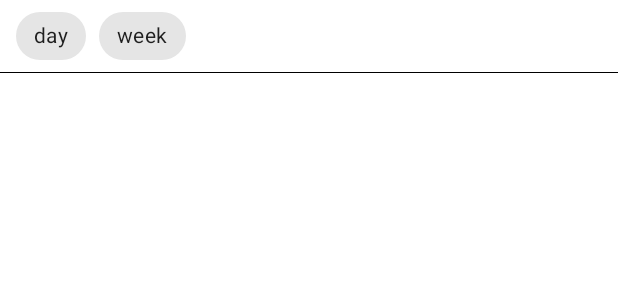
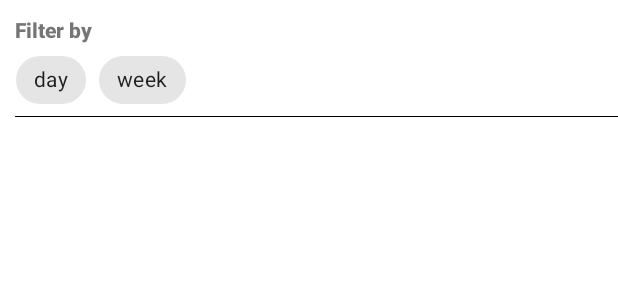
Before and after one commit to boopalan045/Themoviedb, an Android app: the layout filter_bottom_sheet_content.xml on its own in the app's theme, with its tools: preview values and no code run, on a phone screen of 412 x 824 dp. Shown: the top 300 px of the screen. Run offline under Robolectric (Android 15) with nearby library versions, the phone set to English and light mode, and no system bars.

```diff
--- a/app/src/main/java/com/asustug/themoviedb/ui/bottom_sheet/FilterBottomSheet.kt
+++ b/app/src/main/java/com/asustug/themoviedb/ui/bottom_sheet/FilterBottomSheet.kt
@@ -4,13 +4,8 @@ import android.os.Bundle
 import android.view.LayoutInflater
 import android.view.View
 import android.view.ViewGroup
-import android.widget.RadioButton
-import android.widget.RadioGroup
-import android.widget.Toast
 import com.asustug.themoviedb.R
-import com.asustug.themoviedb.ui.MainActivity.CLASSIFY.finalData
 import com.google.android.material.bottomsheet.BottomSheetDialogFragment
-import com.google.android.material.chip.Chip
 import com.google.android.material.chip.ChipGroup
 
 
--- a/app/src/main/java/com/asustug/themoviedb/ui/MainViewModel.kt
+++ b/app/src/main/java/com/asustug/themoviedb/ui/movielist/MainViewModel.kt
@@ -1,4 +1,4 @@
-package com.asustug.themoviedb.ui
+package com.asustug.themoviedb.ui.movielist
 
 import androidx.lifecycle.MutableLiveData
 import androidx.lifecycle.ViewModel
--- a/app/src/main/java/com/asustug/themoviedb/ui/paging/MoviePagingSource.kt
+++ b/app/src/main/java/com/asustug/themoviedb/ui/paging/MoviePagingSource.kt
@@ -4,7 +4,7 @@ import androidx.paging.PagingSource
 import androidx.paging.PagingState
 import com.asustug.themoviedb.data.model.Movie
 import com.asustug.themoviedb.repositories.ApiRepository
-import com.asustug.themoviedb.ui.MainActivity
+import com.asustug.themoviedb.ui.movielist.MainActivity
 import com.asustug.themoviedb.utils.Utils
 import javax.inject.Inject
 
--- a/app/src/main/java/com/asustug/themoviedb/utils/ViewModelFactory.kt
+++ b/app/src/main/java/com/asustug/themoviedb/utils/ViewModelFactory.kt
@@ -3,7 +3,7 @@ package com.asustug.themoviedb.utils
 import androidx.lifecycle.ViewModel
 import androidx.lifecycle.ViewModelProvider
 import com.asustug.themoviedb.repositories.ApiRepository
-import com.asustug.themoviedb.ui.MainViewModel
+import com.asustug.themoviedb.ui.movielist.MainViewModel
 
 class ViewModelFactory(private val apiHelper: ApiRepository) : ViewModelProvider.Factory {
 
--- a/app/src/main/res/layout/activity_main.xml
+++ b/app/src/main/res/layout/activity_main.xml
@@ -6,7 +6,7 @@
 
         <variable
             name="viewModel"
-            type="com.asustug.themoviedb.ui.MainViewModel" />
+            type="com.asustug.themoviedb.ui.movielist.MainViewModel" />
     </data>
 
     <androidx.coordinatorlayout.widget.CoordinatorLayout
--- a/app/src/main/res/layout/filter_bottom_sheet_content.xml
+++ b/app/src/main/res/layout/filter_bottom_sheet_content.xml
@@ -8,19 +8,27 @@
     android:background="@android:color/white"
     app:behavior_peekHeight="0dp"
     app:behavior_skipCollapsed="true"
+    android:layout_marginLeft="10sp"
     app:layout_behavior="@string/bottom_sheet_behavior"
     tools:ignore="MissingDefaultResource">
 
+    <TextView
+        android:id="@+id/txtTitle"
+        android:layout_width="match_parent"
+        android:layout_height="wrap_content"
+        app:layout_constraintTop_toTopOf="parent"
+        android:layout_marginTop="10sp"
+        android:layout_marginBottom="10sp"
+        android:fontFamily="sans-serif-black"
+        android:text="Filter by"/>
 
     <com.google.android.material.chip.ChipGroup
         android:id="@+id/chip_filter"
-        android:layout_width="0dp"
+        android:layout_width="match_parent"
         android:layout_height="wrap_content"
-        app:layout_constraintEnd_toEndOf="parent"
-        app:layout_constraintStart_toStartOf="parent"
-        android:layout_marginLeft="10sp"
+        app:layout_constraintTop_toBottomOf="@+id/txtTitle"
         app:singleSelection="true"
-        app:layout_constraintTop_toTopOf="parent">
+        tools:layout_editor_absoluteX="10dp">
 
         <com.google.android.material.chip.Chip
             android:id="@+id/chip_day"
```
Also changed, not shown: app/src/main/AndroidManifest.xml (+6 -3 lines), app/src/main/java/com/asustug/themoviedb/ui/adapters/MoviePagingAdapter.kt (+4 -4 lines), app/src/main/java/com/asustug/themoviedb/ui/moviedetail/MovieDetailActivity.kt (added, +12 -0 lines), app/src/main/java/com/asustug/themoviedb/ui/moviedetail/MovieDetailViewModel.kt (added, +23 -0 lines), app/src/main/java/com/asustug/themoviedb/ui/movielist/MainActivity.kt (renamed from app/src/main/java/com/asustug/themoviedb/ui/MainActivity.kt, +25 -6 lines), app/src/main/java/com/asustug/themoviedb/ui/paging/MovieListLoadStateAdapter.kt (added, +41 -0 lines), app/src/main/res/layout/activity_movie_detail.xml (added, +9 -0 lines), app/src/main/res/layout/layout_movie_item.xml (+10 -1 lines), app/src/main/res/layout/load_state_footer.xml (added, +31 -0 lines).
